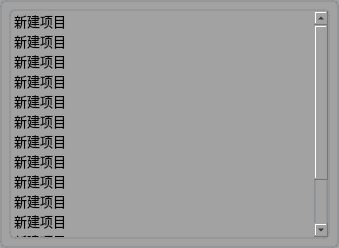
Above: historycommondwidget.ui from HuaGouFdog/Fdog-Kit before the change. Below: the same form after it.
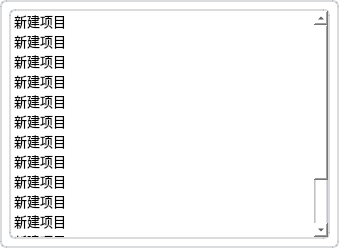
That is the form after the change.

```diff
--- a/historycommondwidget.ui
+++ b/historycommondwidget.ui
@@ -14,7 +14,7 @@
    <string>Form</string>
   </property>
   <property name="styleSheet">
-   <string notr="true">background-color: rgb(162, 162, 162);
+   <string notr="true">background-color: rgb(255, 255, 255);
 /*padding:5px;*/
 border-radius:6px;
 border:2px solid rgb(108, 117, 125, 65); </string>
```
